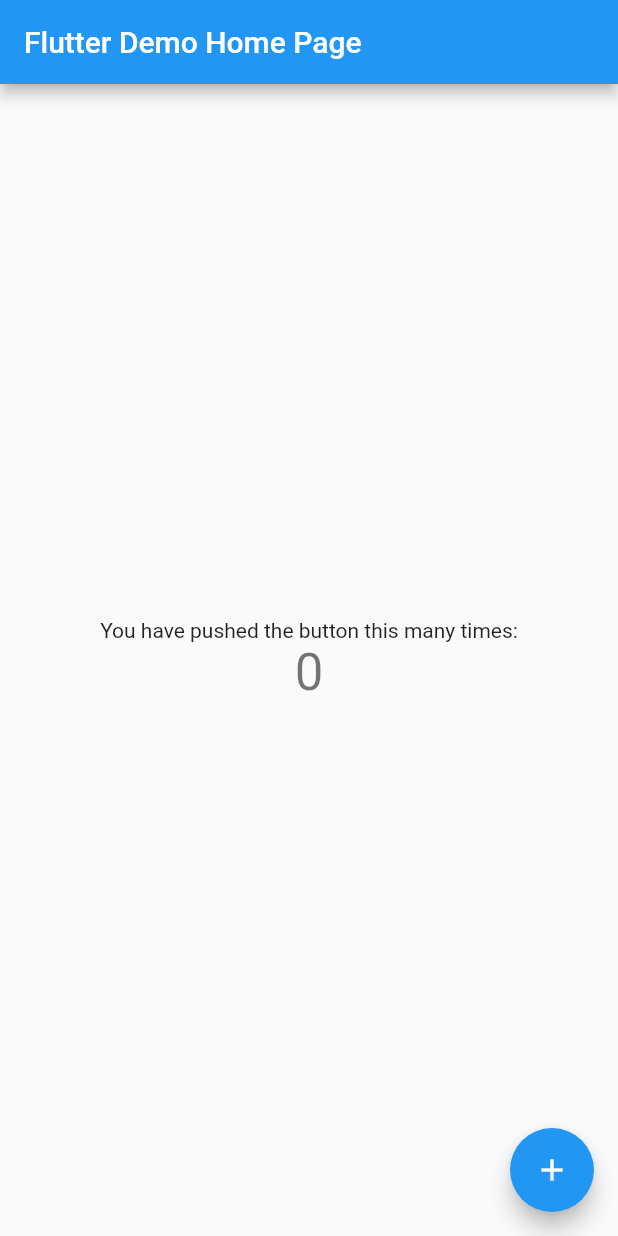
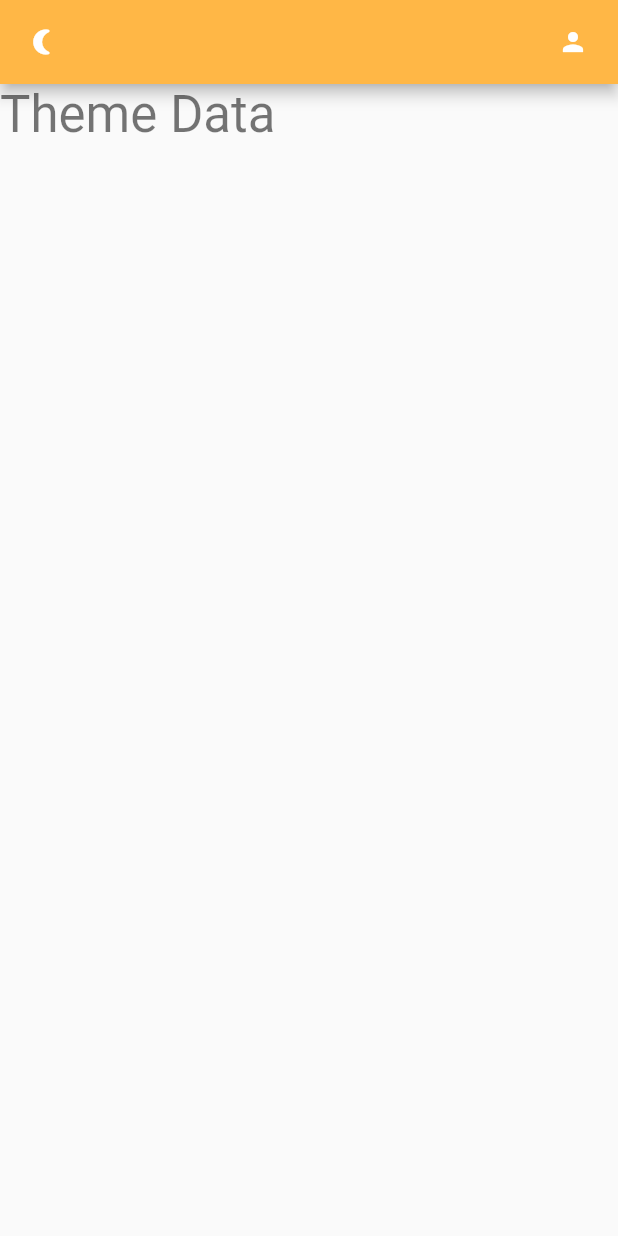
Before and after one commit to AJ8454/Flutter_Task_Management_App, a Flutter app: the screen it shows after launch, on a phone screen of 412 x 824 dp. Run offline on Flutter 3.47's test engine with Material 2 defaults, Android fonts, the phone set to English and light mode, and no system bars; our stand-ins replace get, get_storage.

Commit message:
second commit

```diff
--- a/lib/main.dart
+++ b/lib/main.dart
@@ -1,115 +1,28 @@
 import 'package:flutter/material.dart';
+import 'package:get/get.dart';
+import 'package:get_storage/get_storage.dart';
+import 'package:task_management/services/theme_services.dart';
 
-void main() {
+import 'ui/home_page.dart';
+import 'ui/theme.dart';
+
+void main() async {
+  WidgetsFlutterBinding.ensureInitialized();
+  await GetStorage.init();
   runApp(const MyApp());
 }
 
 class MyApp extends StatelessWidget {
   const MyApp({Key? key}) : super(key: key);
 
-  // This widget is the root of your application.
   @override
   Widget build(BuildContext context) {
-    return MaterialApp(
-      title: 'Flutter Demo',
-      theme: ThemeData(
-        // This is the theme of your application.
-        //
-        // Try running your application with "flutter run". You'll see the
-        // application has a blue toolbar. Then, without quitting the app, try
-        // changing the primarySwatch below to Colors.green and then invoke
-        // "hot reload" (press "r" in the console where you ran "flutter run",
-        // or simply save your changes to "hot reload" in a Flutter IDE).
-        // Notice that the counter didn't reset back to zero; the application
-        // is not restarted.
-        primarySwatch: Colors.blue,
-      ),
-      home: const MyHomePage(title: 'Flutter Demo Home Page'),
+    return GetMaterialApp(
+      debugShowCheckedModeBanner: false,
+      theme: MyThemes.light,
+      darkTheme: MyThemes.dark,
+      themeMode: ThemeServices().theme,
+      home: const HomePage(),
     );
   }
 }
-
-class MyHomePage extends StatefulWidget {
-  const MyHomePage({Key? key, required this.title}) : super(key: key);
-
-  // This widget is the home page of your application. It is stateful, meaning
-  // that it has a State object (defined below) that contains fields that affect
-  // how it looks.
-
-  // This class is the configuration for the state. It holds the values (in this
-  // case the title) provided by the parent (in this case the App widget) and
-  // used by the build method of the State. Fields in a Widget subclass are
-  // always marked "final".
-
-  final String title;
-
-  @override
-  State<MyHomePage> createState() => _MyHomePageState();
-}
-
-class _MyHomePageState extends State<MyHomePage> {
-  int _counter = 0;
-
-  void _incrementCounter() {
-    setState(() {
-      // This call to setState tells the Flutter framework that something has
-      // changed in this State, which causes it to rerun the build method below
-      // so that the display can reflect the updated values. If we changed
-      // _counter without calling setState(), then the build method would not be
-      // called again, and so nothing would appear to happen.
-      _counter++;
-    });
-  }
-
-  @override
-  Widget build(BuildContext context) {
-    // This method is rerun every time setState is called, for instance as done
-    // by the _incrementCounter method above.
-    //
-    // The Flutter framework has been optimized to make rerunning build methods
-    // fast, so that you can just rebuild anything that needs updating rather
-    // than having to individually change instances of widgets.
-    return Scaffold(
-      appBar: AppBar(
-        // Here we take the value from the MyHomePage object that was created by
-        // the App.build method, and use it to set our appbar title.
-        title: Text(widget.title),
-      ),
-      body: Center(
-        // Center is a layout widget. It takes a single child and positions it
-        // in the middle of the parent.
-        child: Column(
-          // Column is also a layout widget. It takes a list of children and
-          // arranges them vertically. By default, it sizes itself to fit its
-          // children horizontally, and tries to be as tall as its parent.
-          //
-          // Invoke "debug painting" (press "p" in the console, choose the
-          // "Toggle Debug Paint" action from the Flutter Inspector in Android
-          // Studio, or the "Toggle Debug Paint" command in Visual Studio Code)
-          // to see the wireframe for each widget.
-          //
-          // Column has various properties to control how it sizes itself and
-          // how it positions its children. Here we use mainAxisAlignment to
-          // center the children vertically; the main axis here is the vertical
-          // axis because Columns are vertical (the cross axis would be
-          // horizontal).
-          mainAxisAlignment: MainAxisAlignment.center,
-          children: <Widget>[
-            const Text(
-              'You have pushed the button this many times:',
-            ),
-            Text(
-              '$_counter',
-              style: Theme.of(context).textTheme.headline4,
-            ),
-          ],
-        ),
-      ),
-      floatingActionButton: FloatingActionButton(
-        onPressed: _incrementCounter,
-        tooltip: 'Increment',
-        child: const Icon(Icons.add),
-      ), // This trailing comma makes auto-formatting nicer for build methods.
-    );
-  }
-}
--- /dev/null
+++ b/lib/services/notification_services.dart
@@ -0,0 +1,3 @@
+class NotifyHelper {
+
+}
--- /dev/null
+++ b/lib/services/theme_services.dart
@@ -0,0 +1,18 @@
+import 'package:flutter/material.dart';
+import 'package:get/get.dart';
+import 'package:get_storage/get_storage.dart';
+
+class ThemeServices {
+  final _box = GetStorage();
+  final _key = 'isDarkMode';
+
+  _saveThemeToBox(bool isDarkMode) => _box.write(_key, isDarkMode);
+  bool _loadThemeFromBox() => _box.read(_key) ?? false;
+
+  ThemeMode get theme => _loadThemeFromBox() ? ThemeMode.dark : ThemeMode.light;
+
+  void switchTheme() {
+    Get.changeThemeMode(_loadThemeFromBox() ? ThemeMode.light : ThemeMode.dark);
+    _saveThemeToBox(!_loadThemeFromBox());
+  }
+}
--- /dev/null
+++ b/lib/ui/home_page.dart
@@ -0,0 +1,47 @@
+import 'package:flutter/material.dart';
+import 'package:task_management/services/theme_services.dart';
+
+class HomePage extends StatefulWidget {
+  const HomePage({Key? key}) : super(key: key);
+
+  @override
+  _HomePageState createState() => _HomePageState();
+}
+
+class _HomePageState extends State<HomePage> {
+  @override
+  Widget build(BuildContext context) {
+    return Scaffold(
+      appBar: _appBar(),
+      body: Column(
+        children: [
+          Text(
+            'Theme Data',
+            style: Theme.of(context).textTheme.headline4,
+          )
+        ],
+      ),
+    );
+  }
+
+  _appBar() {
+    return AppBar(
+      leading: IconButton(
+        onPressed: () {
+          ThemeServices().switchTheme();
+        },
+        icon: const Icon(
+          Icons.nightlight_round,
+          size: 20,
+        ),
+      ),
+      actions: const [
+        Icon(
+          Icons.person,
+          size: 20,
+        ),
+        SizedBox(width: 20),
+      ],
+    );
+  }
+}
--- /dev/null
+++ b/lib/ui/theme.dart
@@ -0,0 +1,24 @@
+import 'package:flutter/material.dart';
+
+const kBluish = Color(0xFF4e5ae8);
+const kYellow = Color(0xFFFFB746);
+const kPink = Color(0xFFFF4667);
+const kWhite = Color(0XFFFFFFFF);
+const kDark = Color(0xFF424242);
+const kBlackPitch = Color(0xFF121212);
+
+class MyThemes {
+  static final light = ThemeData(
+    appBarTheme: const AppBarTheme(
+      backgroundColor: kYellow,
+    ),
+    brightness: Brightness.light,
+  );
+
+  static final dark = ThemeData(
+    appBarTheme: const AppBarTheme(
+      backgroundColor: kBlackPitch,
+    ),
+    brightness: Brightness.dark,
+  );
+}
```
Also changed, not shown: pubspec.yaml (+4 -52 lines), pubspec.lock, 1 other file.
